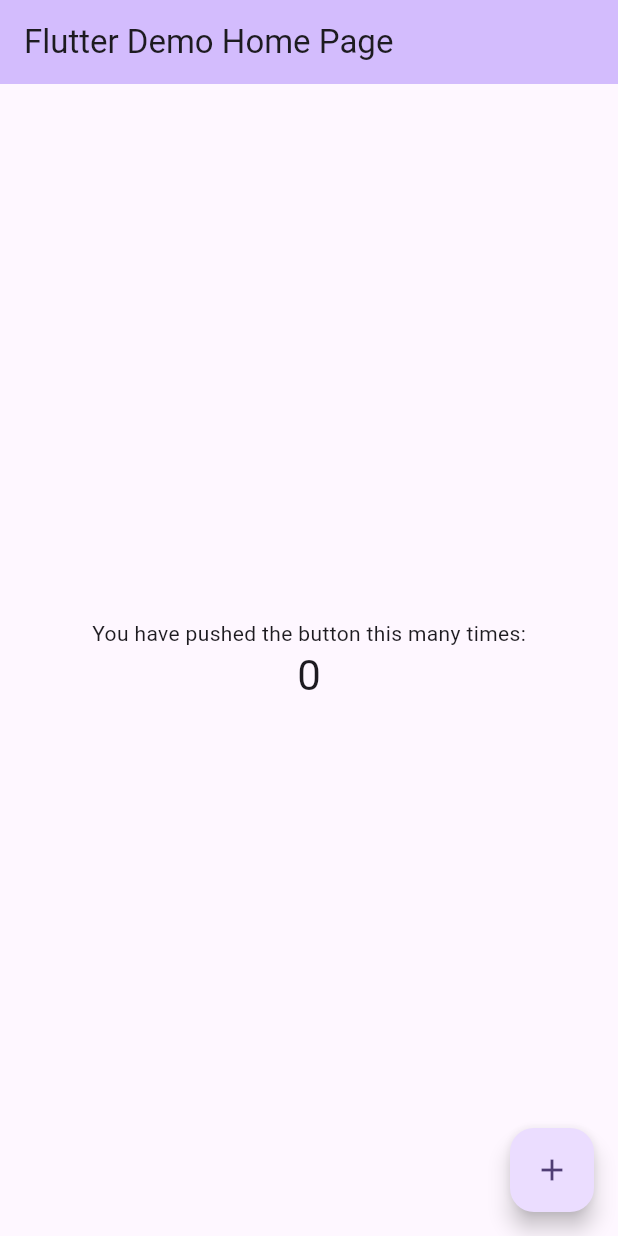
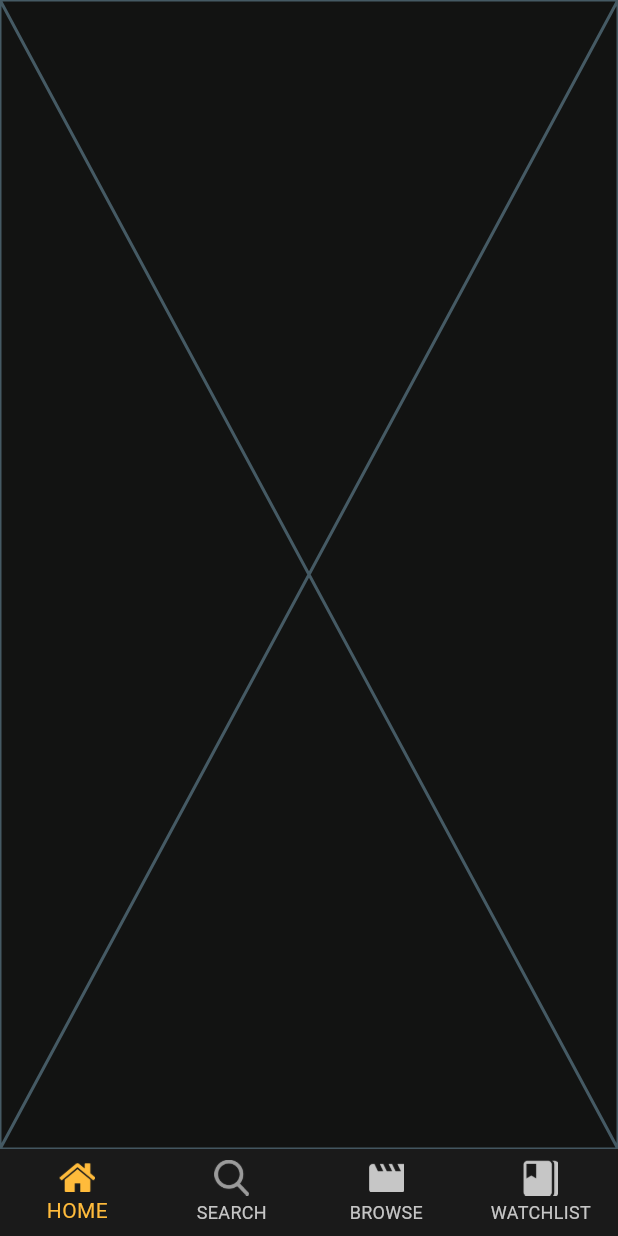
Before and after one commit to MahmoudHassan9/movies_app, a Flutter app: the screen it shows after launch, on a phone screen of 412 x 824 dp. Run offline on Flutter 3.47's test engine with Material 3 defaults, Android fonts, the phone set to English and light mode, and no system bars; our stand-ins replace flutter_screenutil.

Commit message:
+ bottomNavBar

```diff
--- /dev/null
+++ b/lib/config/theme/app_theme.dart
@@ -0,0 +1,18 @@
+import 'package:flutter/material.dart';
+import 'package:movies_app/core/utils/app_colors.dart';
+
+abstract class AppTheme {
+  static ThemeData theme = ThemeData(
+    useMaterial3: true,
+    scaffoldBackgroundColor: AppColors.scaffoldBg,
+    bottomNavigationBarTheme: const BottomNavigationBarThemeData(
+      backgroundColor: AppColors.bottomNavBar,
+      type: BottomNavigationBarType.fixed,
+      selectedItemColor: AppColors.selectedBottomNavBarItem,
+      unselectedItemColor: AppColors.unSelectedBottomNavBarItem,
+      elevation: 10,
+      showSelectedLabels: true,
+
+    ),
+  );
+}
--- /dev/null
+++ b/lib/core/utils/app_assets.dart
@@ -0,0 +1,7 @@
+abstract class AppAssets {
+  static const base = 'assets/images';
+  static const homeIcon = '$base/home_icon.png';
+  static const searchIcon = '$base/search_icon.png';
+  static const browseIcon = '$base/browse_icon.png';
+  static const watchListIcon = '$base/watch_list_icon.png';
+}
--- /dev/null
+++ b/lib/core/utils/app_colors.dart
@@ -0,0 +1,8 @@
+import 'dart:ui';
+
+abstract class AppColors {
+  static const scaffoldBg = Color(0xFF121312);
+  static const bottomNavBar = Color(0xFF1A1A1A);
+  static const selectedBottomNavBarItem = Color(0xFFFFBB3B);
+  static const unSelectedBottomNavBarItem = Color(0xFFC6C6C6);
+}
--- a/lib/main.dart
+++ b/lib/main.dart
@@ -1,125 +1,7 @@
 import 'package:flutter/material.dart';
+
+import 'my_app/my_app.dart';
 
 void main() {
   runApp(const MyApp());
 }
-
-class MyApp extends StatelessWidget {
-  const MyApp({super.key});
-
-  // This widget is the root of your application.
-  @override
-  Widget build(BuildContext context) {
-    return MaterialApp(
-      title: 'Flutter Demo',
-      theme: ThemeData(
-        // This is the theme of your application.
-        //
-        // TRY THIS: Try running your application with "flutter run". You'll see
-        // the application has a purple toolbar. Then, without quitting the app,
-        // try changing the seedColor in the colorScheme below to Colors.green
-        // and then invoke "hot reload" (save your changes or press the "hot
-        // reload" button in a Flutter-supported IDE, or press "r" if you used
-        // the command line to start the app).
-        //
-        // Notice that the counter didn't reset back to zero; the application
-        // state is not lost during the reload. To reset the state, use hot
-        // restart instead.
-        //
-        // This works for code too, not just values: Most code changes can be
-        // tested with just a hot reload.
-        colorScheme: ColorScheme.fromSeed(seedColor: Colors.deepPurple),
-        useMaterial3: true,
-      ),
-      home: const MyHomePage(title: 'Flutter Demo Home Page'),
-    );
-  }
-}
-
-class MyHomePage extends StatefulWidget {
-  const MyHomePage({super.key, required this.title});
-
-  // This widget is the home page of your application. It is stateful, meaning
-  // that it has a State object (defined below) that contains fields that affect
-  // how it looks.
-
-  // This class is the configuration for the state. It holds the values (in this
-  // case the title) provided by the parent (in this case the App widget) and
-  // used by the build method of the State. Fields in a Widget subclass are
-  // always marked "final".
-
-  final String title;
-
-  @override
-  State<MyHomePage> createState() => _MyHomePageState();
-}
-
-class _MyHomePageState extends State<MyHomePage> {
-  int _counter = 0;
-
-  void _incrementCounter() {
-    setState(() {
-      // This call to setState tells the Flutter framework that something has
-      // changed in this State, which causes it to rerun the build method below
-      // so that the display can reflect the updated values. If we changed
-      // _counter without calling setState(), then the build method would not be
-      // called again, and so nothing would appear to happen.
-      _counter++;
-    });
-  }
-
-  @override
-  Widget build(BuildContext context) {
-    // This method is rerun every time setState is called, for instance as done
-    // by the _incrementCounter method above.
-    //
-    // The Flutter framework has been optimized to make rerunning build methods
-    // fast, so that you can just rebuild anything that needs updating rather
-    // than having to individually change instances of widgets.
-    return Scaffold(
-      appBar: AppBar(
-        // TRY THIS: Try changing the color here to a specific color (to
-        // Colors.amber, perhaps?) and trigger a hot reload to see the AppBar
-        // change color while the other colors stay the same.
-        backgroundColor: Theme.of(context).colorScheme.inversePrimary,
-        // Here we take the value from the MyHomePage object that was created by
-        // the App.build method, and use it to set our appbar title.
-        title: Text(widget.title),
-      ),
-      body: Center(
-        // Center is a layout widget. It takes a single child and positions it
-        // in the middle of the parent.
-        child: Column(
-          // Column is also a layout widget. It takes a list of children and
-          // arranges them vertically. By default, it sizes itself to fit its
-          // children horizontally, and tries to be as tall as its parent.
-          //
-          // Column has various properties to control how it sizes itself and
-          // how it positions its children. Here we use mainAxisAlignment to
-          // center the children vertically; the main axis here is the vertical
-          // axis because Columns are vertical (the cross axis would be
-          // horizontal).
-          //
-          // TRY THIS: Invoke "debug painting" (choose the "Toggle Debug Paint"
-          // action in the IDE, or press "p" in the console), to see the
-          // wireframe for each widget.
-          mainAxisAlignment: MainAxisAlignment.center,
-          children: <Widget>[
-            const Text(
-              'You have pushed the button this many times:',
-            ),
-            Text(
-              '$_counter',
-              style: Theme.of(context).textTheme.headlineMedium,
-            ),
-          ],
-        ),
-      ),
-      floatingActionButton: FloatingActionButton(
-        onPressed: _incrementCounter,
-        tooltip: 'Increment',
-        child: const Icon(Icons.add),
-      ), // This trailing comma makes auto-formatting nicer for build methods.
-    );
-  }
-}
--- /dev/null
+++ b/lib/my_app/my_app.dart
@@ -0,0 +1,27 @@
+import 'package:flutter/cupertino.dart';
+import 'package:flutter/material.dart';
+import 'package:flutter_screenutil/flutter_screenutil.dart';
+import 'package:movies_app/config/theme/app_theme.dart';
+import 'package:movies_app/routing/router.dart';
+import 'package:movies_app/routing/routes.dart';
+
+class MyApp extends StatelessWidget {
+  const MyApp({super.key});
+
+  @override
+  Widget build(BuildContext context) {
+    return ScreenUtilInit(
+      designSize: const Size(412, 892),
+      minTextAdapt: true,
+      splitScreenMode: true,
+      builder: (_, child) {
+        return MaterialApp(
+          debugShowCheckedModeBanner: false,
+          theme: AppTheme.theme,
+          onGenerateRoute: AppRouter.router,
+          initialRoute: AppRoutes.home,
+        );
+      },
+    );
+  }
+}
--- /dev/null
+++ b/lib/presentation/screens/home_screen/home_screen.dart
@@ -0,0 +1,75 @@
+import 'package:flutter/cupertino.dart';
+import 'package:flutter/material.dart';
+import 'package:movies_app/core/utils/app_assets.dart';
+import 'package:movies_app/presentation/tabs/browse/view/browse_view.dart';
+import 'package:movies_app/presentation/tabs/search/view/search_view.dart';
+import 'package:movies_app/presentation/tabs/watch_list/view/watch_list_view.dart';
+
+import '../../tabs/home/view/home_view.dart';
+
+class HomeScreen extends StatefulWidget {
+  const HomeScreen({super.key});
+
+  @override
+  State<HomeScreen> createState() => _HomeScreenState();
+}
+
+class _HomeScreenState extends State<HomeScreen> {
+  List<Widget> tabs = const [
+    HomeView(),
+    SearchView(),
+    BrowseView(),
+    WatchListView(),
+  ];
+  int currentIndex = 0;
+
+  @override
+  Widget build(BuildContext context) {
+    return Scaffold(
+      bottomNavigationBar: buildBottomNavBar(),
+      body: tabs[currentIndex],
+    );
+  }
+
+  Widget buildBottomNavBar() => BottomNavigationBar(
+    onTap: (index) {
+      currentIndex = index;
+      setState(() {});
+    },
+    currentIndex: currentIndex,
+    items: const [
+      BottomNavigationBarItem(
+        label: 'HOME',
+        icon: ImageIcon(
+          AssetImage(
+            AppAssets.homeIcon,
+          ),
+        ),
+      ),
+      BottomNavigationBarItem(
+        label: 'SEARCH',
+        icon: ImageIcon(
+          AssetImage(
+            AppAssets.searchIcon,
+          ),
+        ),
+      ),
+      BottomNavigationBarItem(
+        label: 'BROWSE',
+        icon: ImageIcon(
+          AssetImage(
+            AppAssets.browseIcon,
+          ),
+        ),
+      ),
+      BottomNavigationBarItem(
+        label: 'WATCHLIST',
+        icon: ImageIcon(
+          AssetImage(
+            AppAssets.watchListIcon,
+          ),
+        ),
+      ),
+    ],
+  );
+}
--- /dev/null
+++ b/lib/presentation/tabs/browse/view/browse_view.dart
@@ -0,0 +1,11 @@
+import 'package:flutter/cupertino.dart';
+import 'package:flutter/material.dart';
+
+class BrowseView extends StatelessWidget {
+  const BrowseView({super.key});
+
+  @override
+  Widget build(BuildContext context) {
+    return const Placeholder(color: Colors.red,);
+  }
+}
--- /dev/null
+++ b/lib/presentation/tabs/home/view/home_view.dart
@@ -0,0 +1,10 @@
+import 'package:flutter/cupertino.dart';
+
+class HomeView extends StatelessWidget {
+  const HomeView({super.key});
+
+  @override
+  Widget build(BuildContext context) {
+    return const Placeholder();
+  }
+}
--- /dev/null
+++ b/lib/presentation/tabs/search/view/search_view.dart
@@ -0,0 +1,10 @@
+import 'package:flutter/cupertino.dart';
+
+class SearchView extends StatelessWidget {
+  const SearchView({super.key});
+
+  @override
+  Widget build(BuildContext context) {
+    return const Placeholder();
+  }
+}
--- /dev/null
+++ b/lib/presentation/tabs/watch_list/view/watch_list_view.dart
@@ -0,0 +1,10 @@
+import 'package:flutter/cupertino.dart';
+
+class WatchListView extends StatelessWidget {
+  const WatchListView({super.key});
+
+  @override
+  Widget build(BuildContext context) {
+    return const Placeholder();
+  }
+}
--- /dev/null
+++ b/lib/routing/router.dart
@@ -0,0 +1,17 @@
+import 'package:flutter/material.dart';
+import 'package:flutter/widgets.dart';
+import 'package:movies_app/presentation/screens/home_screen/home_screen.dart';
+import 'package:movies_app/routing/routes.dart';
+
+
+abstract class AppRouter {
+  static Route? router(RouteSettings routeSettings) {
+    switch (routeSettings.name) {
+      case AppRoutes.home:
+        return MaterialPageRoute(
+          builder: (context) => const HomeScreen(),
+        );
+    }
+    return null;
+  }
+}
--- /dev/null
+++ b/lib/routing/routes.dart
@@ -0,0 +1,3 @@
+abstract class AppRoutes{
+  static const String home='/home';
+}
```
Also changed, not shown: pubspec.yaml (+4 -3 lines), assets/images/browse_icon.png (added), assets/images/home_icon.png (added), assets/images/search_icon.png (added), assets/images/watch_list_icon.png (added), pubspec.lock, 1 other file.
